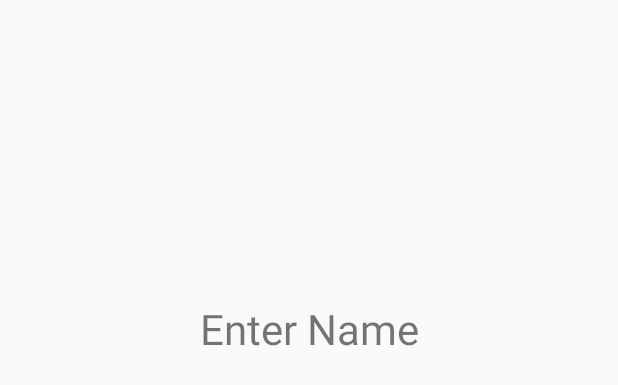
After one commit to Tron-CS125/CS125-Tron, an Android app: the layout enter_name.xml on its own in the app's theme, with its tools: preview values and no code run, on a phone screen of 412 x 824 dp. The commit adds this screen. Shown: the top 385 px of the screen. Run offline under Robolectric (Android 15) with nearby library versions, the phone set to English and light mode, and no system bars.

```diff
--- /dev/null
+++ b/app/src/main/res/layout/enter_name.xml
@@ -0,0 +1,18 @@
+<?xml version="1.0" encoding="utf-8"?>
+<androidx.constraintlayout.widget.ConstraintLayout
+    xmlns:android="http://schemas.android.com/apk/res/android"
+    xmlns:app="http://schemas.android.com/apk/res-auto"
+    android:layout_width="match_parent"
+    android:layout_height="match_parent">
+
+    <TextView
+        android:id="@+id/enterName"
+        android:layout_width="wrap_content"
+        android:layout_height="wrap_content"
+        android:layout_marginTop="200dp"
+        android:text="@string/enterName"
+        android:textSize="28sp"
+        app:layout_constraintEnd_toEndOf="parent"
+        app:layout_constraintStart_toStartOf="parent"
+        app:layout_constraintTop_toTopOf="parent" />
+</androidx.constraintlayout.widget.ConstraintLayout>
--- a/app/src/main/res/values/strings.xml
+++ b/app/src/main/res/values/strings.xml
@@ -2,4 +2,5 @@
     <string name="app_name">Tron</string>
     <string name="startButton">Start Game</string>
     <string name="logoName">Tron Logo</string>
+    <string name="enterName">Enter Name</string>
 </resources>
```
